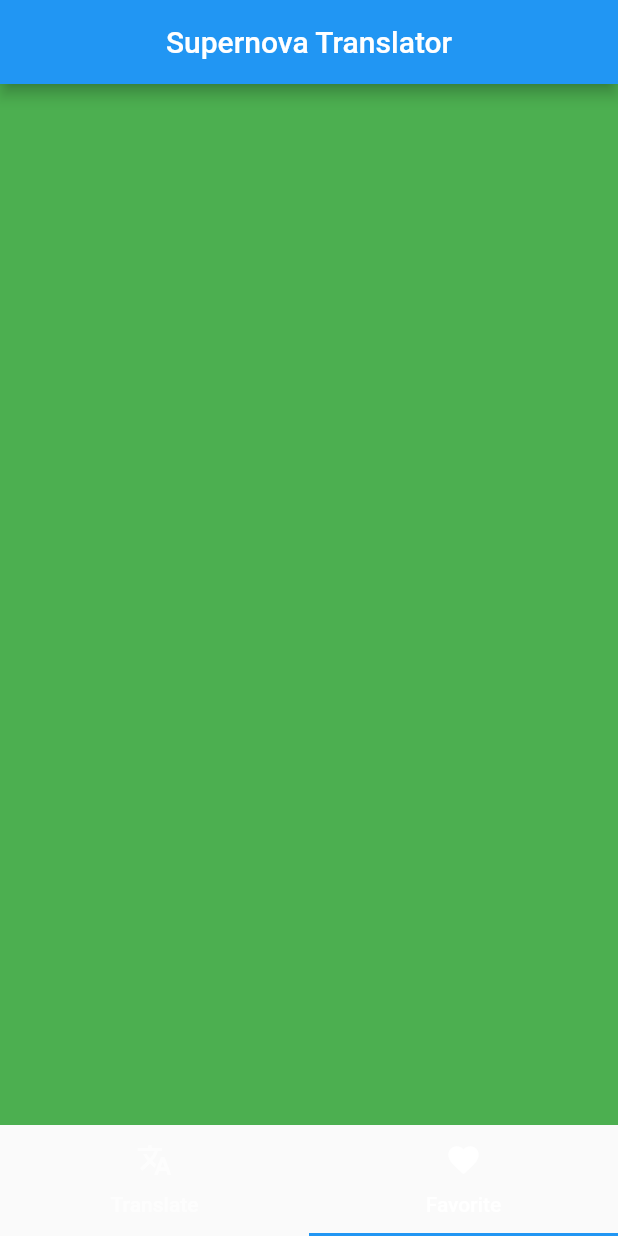
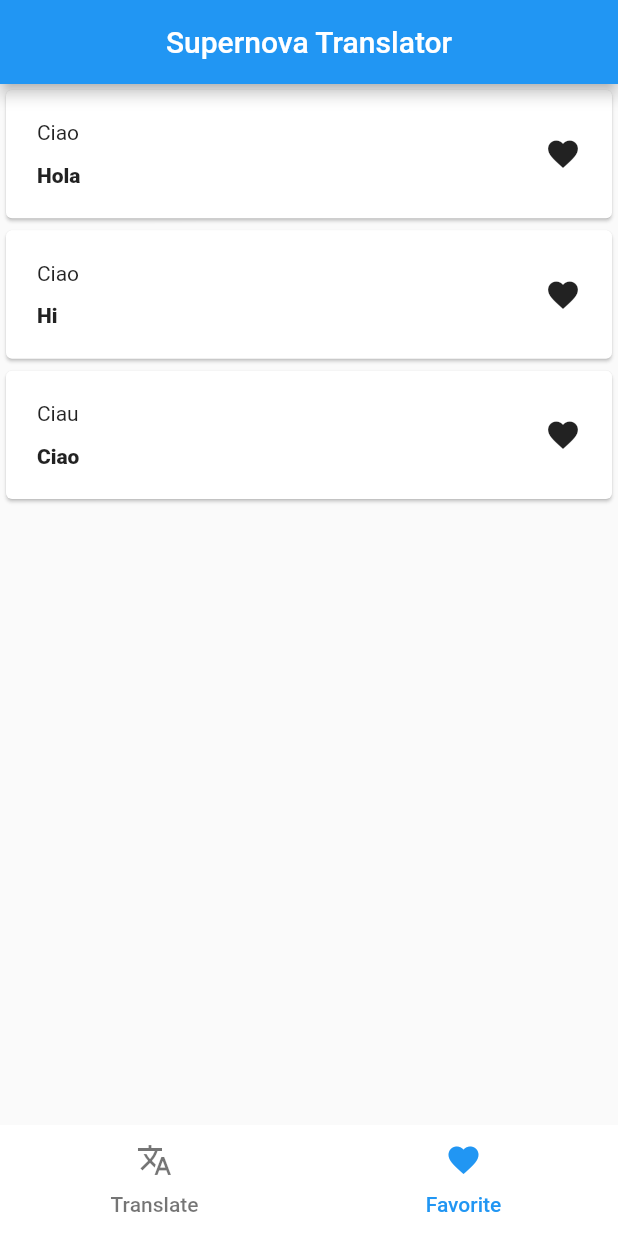
Before and after one commit to costa96/supernova_translator, a Flutter app: the screen it shows after launch, tab 2 chosen, on a phone screen of 412 x 824 dp. Run offline on Flutter 3.47's test engine with Material 2 defaults, Android fonts, the light colour scheme and no system bars; our stand-ins replace chopper, equatable; generated files the repository leaves out were written again.

Commit message:
Created translator card and mocked favorite page data

```diff
--- a/lib/interface/pages/favorite_page.dart
+++ b/lib/interface/pages/favorite_page.dart
@@ -1,12 +1,40 @@
 import 'package:flutter/material.dart';
+import 'package:supernova_translator/interface/widgets/translator/translation_card.dart';
+import 'package:supernova_translator/models/dto/language.dart';
+import 'package:supernova_translator/models/dto/translation.dart';
 
 class FavoritePage extends StatelessWidget {
+  Language english = Language(name: "English", iso: "en");
+
+  Language italian = Language(name: "Italian", iso: "it");
+
+  Language romanian = Language(name: "Romanian", iso: "ro");
+
+  Language spanish = Language(name: "Spanish", iso: "es");
+
   @override
   Widget build(BuildContext context) {
-    return Container(
-      width: 200,
-      height: 200,
-      color: Colors.green,
+    List<Translation> translations = [
+      Translation(
+          startingText: "Ciao",
+          startingLanguage: italian,
+          finalLanguage: spanish,
+          finalText: "Hola"),
+      Translation(
+          startingText: "Ciao",
+          startingLanguage: italian,
+          finalLanguage: english,
+          finalText: "Hi"),
+      Translation(
+          startingText: "Ciau",
+          startingLanguage: romanian,
+          finalLanguage: italian,
+          finalText: "Ciao"),
+    ];
+
+    return ListView(
+      shrinkWrap: true,
+      children: translations.map((e) => TranslationCard(e)).toList(),
     );
   }
 }
--- /dev/null
+++ b/lib/interface/widgets/translator/translation_card.dart
@@ -0,0 +1,36 @@
+import 'package:flutter/material.dart';
+import 'package:supernova_translator/models/dto/translation.dart';
+
+class TranslationCard extends StatelessWidget {
+  TranslationCard(this.translation);
+  Translation translation;
+
+  @override
+  Widget build(BuildContext context) {
+    return Card(
+      child: Padding(
+        padding: EdgeInsets.all(MediaQuery.of(context).size.width * 0.05),
+        child: Row(
+          mainAxisAlignment: MainAxisAlignment.spaceBetween,
+          children: [
+            Column(
+              crossAxisAlignment: CrossAxisAlignment.start,
+              mainAxisSize: MainAxisSize.max,
+              children: [
+                Text(translation.startingText),
+                Container(
+                  height: MediaQuery.of(context).size.height * 0.015,
+                ),
+                Text(
+                  translation.finalText,
+                  style: TextStyle(fontWeight: FontWeight.w800),
+                ),
+              ],
+            ),
+            Icon(Icons.favorite)
+          ],
+        ),
+      ),
+    );
+  }
+}
--- a/lib/interface/widgets/translator/translator_bottom_bar.dart
+++ b/lib/interface/widgets/translator/translator_bottom_bar.dart
@@ -9,12 +9,18 @@ class TranslatorBottomBar extends StatelessWidget {
 
   @override
   Widget build(BuildContext context) {
-    return TabBar(
-        tabs: pages
-            .map<Tab>((e) => Tab(
-                  icon: Icon(e.icon),
-                  text: e.description,
-                ))
-            .toList());
+    return Container(
+      color: Colors.white,
+      child: TabBar(
+          indicator: BoxDecoration(),
+          unselectedLabelColor: Theme.of(context).unselectedWidgetColor,
+          labelColor: Theme.of(context).primaryColor,
+          tabs: pages
+              .map<Tab>((e) => Tab(
+                    icon: Icon(e.icon),
+                    text: e.description,
+                  ))
+              .toList()),
+    );
   }
 }
```
Also changed, not shown: 1 other file.
